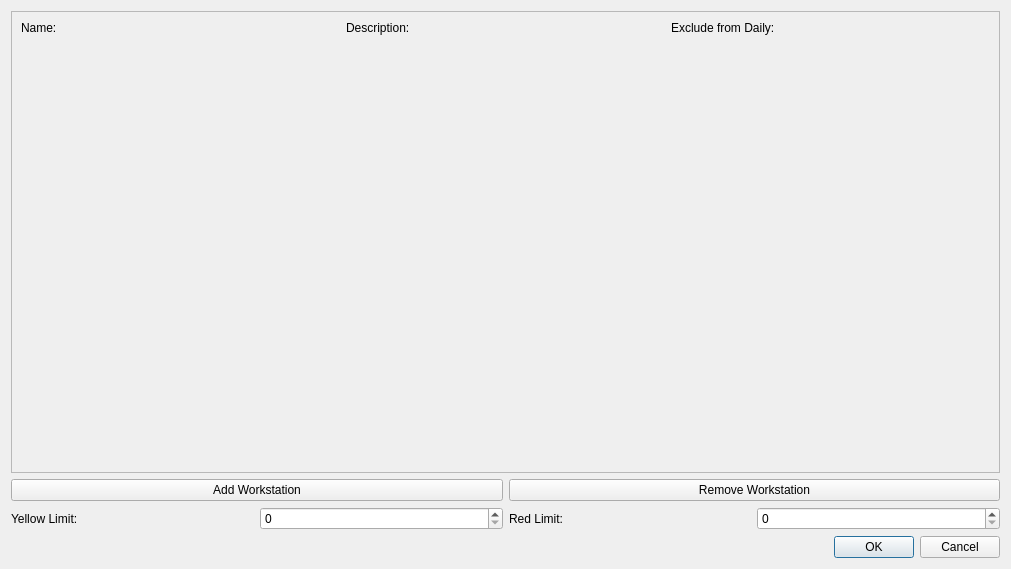
Old version of the form descriptiondialog.ui in the repository maurerpe/WorkstationScheduler.
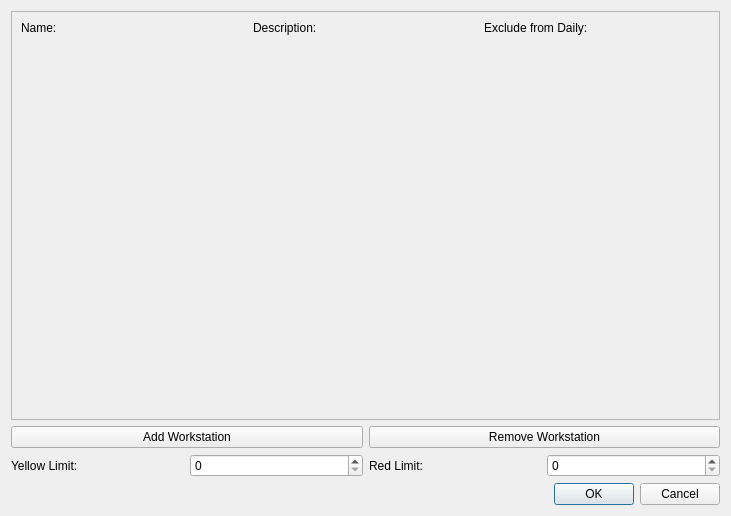
New version of the form.

The edit to the form file:
```diff
--- a/descriptiondialog.ui
+++ b/descriptiondialog.ui
@@ -6,8 +6,8 @@
    <rect>
     <x>0</x>
     <y>0</y>
-    <width>1011</width>
-    <height>569</height>
+    <width>731</width>
+    <height>516</height>
    </rect>
   </property>
   <property name="windowTitle">
@@ -37,12 +37,16 @@
        <rect>
         <x>0</x>
         <y>0</y>
-        <width>991</width>
-        <height>461</height>
+        <width>713</width>
+        <height>416</height>
        </rect>
       </property>
-      <layout class="QGridLayout" name="gridLayout_2">
-       <item row="0" column="0">
+      <property name="sizePolicy">
+       <sizepolicy hsizetype="Preferred" vsizetype="Preferred">
+        <horstretch>0</horstretch>
+        <verstretch>0</verstretch>
+       </sizepolicy>
+      </property>
         <layout class="QVBoxLayout" name="verticalLayout">
          <item>
           <layout class="QGridLayout" name="workstationGrid">
@@ -53,6 +57,13 @@
              </property>
             </widget>
            </item>
+         <item row="0" column="0">
+          <widget class="QLabel" name="label">
+           <property name="text">
+            <string>Name:</string>
+           </property>
+          </widget>
+         </item>
            <item row="0" column="1">
             <widget class="QLabel" name="label_2">
              <property name="text">
@@ -60,18 +71,9 @@
              </property>
             </widget>
            </item>
-           <item row="0" column="0">
-            <widget class="QLabel" name="label">
-             <property name="text">
-              <string>Name:</string>
-             </property>
-            </widget>
-           </item>
-          </layout>
-         </item>
-        </layout>
-       </item>
-       <item row="1" column="0">
+        </layout>
+       </item>
+       <item>
         <spacer name="verticalSpacer">
          <property name="orientation">
           <enum>Qt::Vertical</enum>
```
Lines whose indentation alone changed are shown as unchanged.
